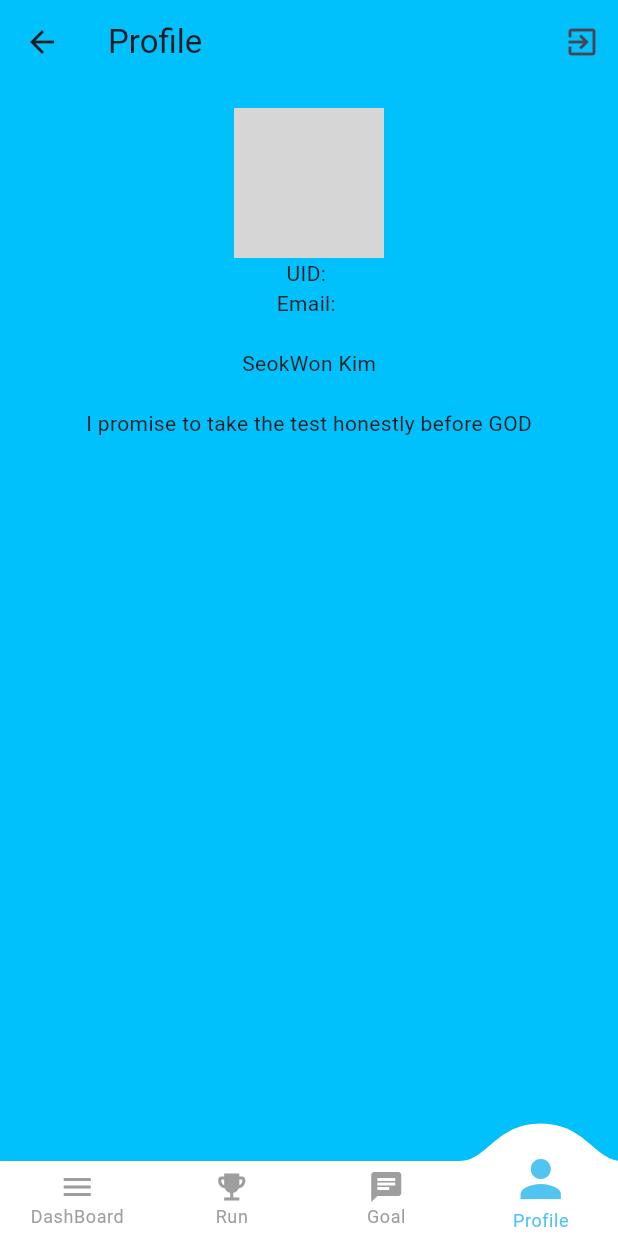
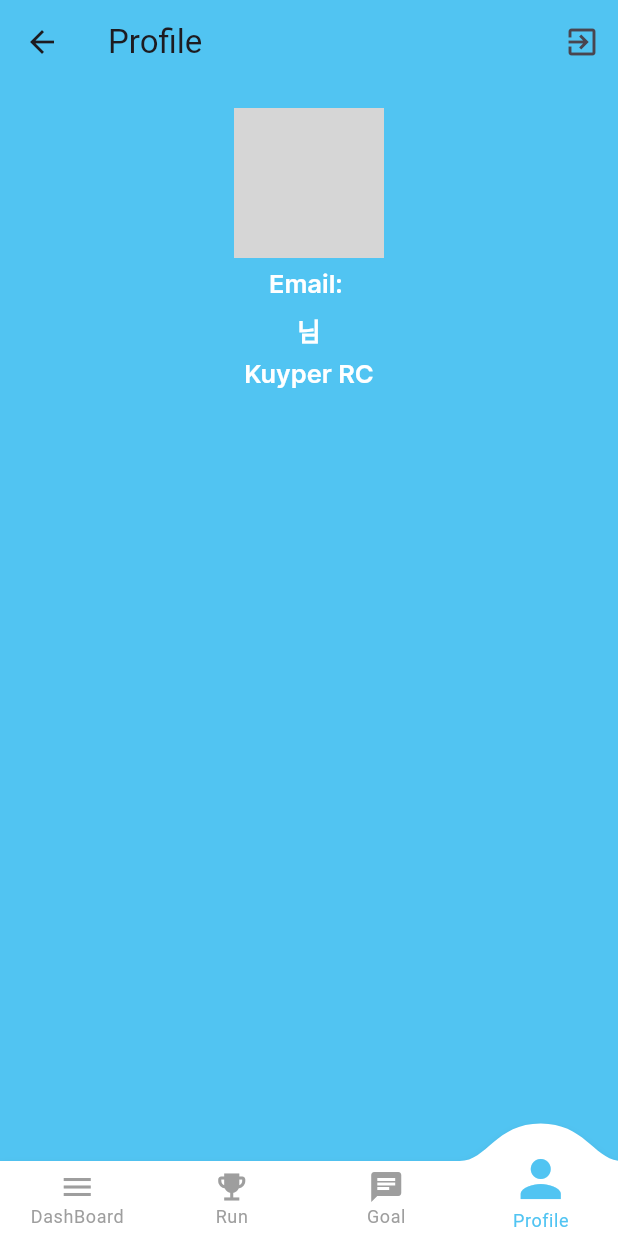
Before and after one commit to 23-2-Mobile-App/23-2_Mobile_App, a Flutter app: the ProfilePage screen opened by its route, on a phone screen of 412 x 824 dp. Run offline on Flutter 3.47's test engine with Material 2 defaults, Android fonts, the phone set to English and light mode, and no system bars; drawn by our look-alikes of convex_bottom_bar; our stand-ins replace cloud_firestore, firebase_auth, firebase_core, firebase_storage, geolocator, google_maps_flutter and 4 more; accounts and stored records are empty; network calls fail; grey boxes are pictures that could not be loaded.

Commit message:
Update profile.dart

```diff
--- a/final_work/lib/profile.dart
+++ b/final_work/lib/profile.dart
@@ -1,4 +1,5 @@
 import 'package:convex_bottom_bar/convex_bottom_bar.dart';
+import 'package:firebase_auth/firebase_auth.dart';
 import 'package:flutter/material.dart';
 import 'package:provider/provider.dart';
 import 'model/model_auth.dart';
@@ -12,14 +13,31 @@ class ProfilePage extends StatefulWidget {
 
 class _ProfilePageState extends State<ProfilePage> {
   int _currentIndex = 3;
+  String? user_name;
+  String? user_RC;
+  String? user_image;
+  int? total_run;
+
+  void _getUserInfo() {
+    FirebaseAuth auth = FirebaseAuth.instance;
+    User? user = auth.currentUser;
+
+    if (user != null) {
+      user_name= user.displayName;
+      user_image=user.photoURL;
+      total_run=1;
+      user_RC="Kuyper";
+    }
+  }
 
   @override
   Widget build(BuildContext context) {
+    _getUserInfo();
     return Scaffold(
-      backgroundColor: Color(0xFF01C1FD), // Set the background color here
+      backgroundColor: const Color(0xFF51C4F2), // Set the background color here
       appBar: AppBar(
         title: Text('Profile'),
-        backgroundColor: Color(0xFF01C1FD),
+        backgroundColor: const Color(0xFF51C4F2),
         actions: <Widget>[
           IconButton(
             icon: Icon(Icons.exit_to_app),
@@ -39,35 +57,6 @@ class _ProfilePageState extends State<ProfilePage> {
             children: <Widget>[
               Consumer<FirebaseAuthProvider>(
                 builder: (context, authProvider, _) {
-
-                  if (authProvider.currentUser == null) {
-                    return Center(
-                        child: Text(
-                          'Loading...',
-                          style: TextStyle(
-                            color: Colors.white,
-                            fontSize: 16,
-                            fontWeight: FontWeight.bold,
-                          ),
-                        ),
-                      );
-                  }
-                  if (authProvider.currentUser?.isAnonymous ?? false) {
-                    // Display information for anonymous user
-                    return Column(
-                      crossAxisAlignment: CrossAxisAlignment.center,
-                      children: [
-                        Image.network(
-                          'http://handong.edu/site/handong/res/img/logo.png',
-                          width: 100,
-                          height: 100,
-                        ),
-                        Text('UID: ${authProvider.currentUser?.uid ?? "Anonymous"}'),
-                        Text('Email: Anonymous'),
-                      ],
-                    );
-                  } else {
-                    // Display information for authenticated user
                   return Column(
                     crossAxisAlignment: CrossAxisAlignment.center,
                     children: [
@@ -77,19 +66,28 @@ class _ProfilePageState extends State<ProfilePage> {
                           authProvider.currentUser?.photoURL ?? '',
                         ),
                       ),
-                        Text('UID: ${authProvider.currentUser?.uid ?? ""}'),
+                      DefaultTextStyle(
+                        style: TextStyle(
+                          fontSize: 17,
+                          color: Colors.white,
+                          fontWeight: FontWeight.w600,
+                          fontFamily: 'inter',
+                        ),
+                        child: Column(
+                          crossAxisAlignment: CrossAxisAlignment.center,
+                          children: [
+                            SizedBox(height: 7),
                             Text('Email: ${authProvider.currentUser?.email ?? ""}'),
+                            SizedBox(height: 7),
+                            Text('$user_name님'),
+                            SizedBox(height: 7),
+                            Text('$user_RC RC'),
+                          ],
+                        ),
+                      ),
                     ],
                   );
-                  }
                 },
-              ),
-              const SizedBox(height: 20),
-              const Text('SeokWon Kim', style: TextStyle(fontSize: 14)),
-              const SizedBox(height: 20),
-              const Text(
-                'I promise to take the test honestly before GOD',
-                style: TextStyle(fontSize: 14),
               ),
             ],
           ),
```
Lines whose indentation alone changed are shown as unchanged.
